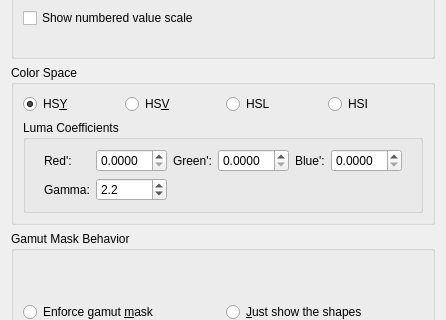
The window that plugins/dockers/artisticcolorselector/forms/wdgARCSSettings.ui (KDE/krita) describes before a commit, drawn with Qt 5; both pictures show x 0 to 446 and y 96 to 416 of the 446 by 633 pixel window.
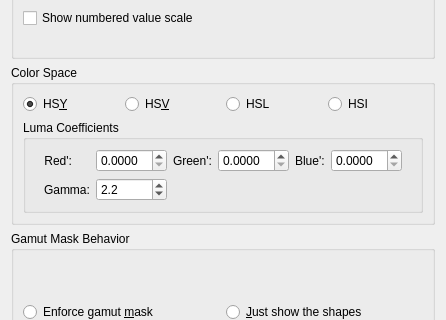
The same window after the commit. Custom widgets are drawn as their Qt base class.

Commit message: Removed a space following Red' that Green' and Blue' don't have.

Patch:
```diff
--- a/plugins/dockers/artisticcolorselector/forms/wdgARCSSettings.ui
+++ b/plugins/dockers/artisticcolorselector/forms/wdgARCSSettings.ui
@@ -231,7 +231,7 @@
               </sizepolicy>
              </property>
              <property name="text">
-              <string>Red': </string>
+              <string>Red':</string>
              </property>
              <property name="alignment">
               <set>Qt::AlignRight|Qt::AlignTrailing|Qt::AlignVCenter</set>
```
